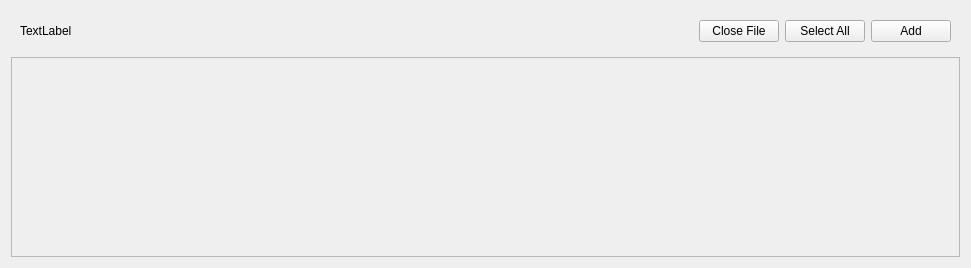
Before: the Qt Designer form ui_files/PDFArea.ui in StevenSong-sTs/PDF-Tailor, drawn with Qt 5.
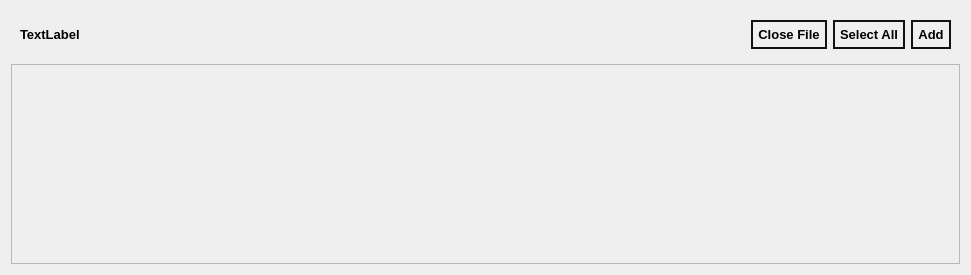
After: the same form once the commit is applied.

Patch:
```diff
--- a/ui_files/PDFArea.ui
+++ b/ui_files/PDFArea.ui
@@ -34,6 +34,12 @@
      <layout class="QHBoxLayout" name="horizontalLayout">
       <item>
        <widget class="QLabel" name="filenameLabel">
+        <property name="font">
+         <font>
+          <pointsize>10</pointsize>
+          <bold>true</bold>
+         </font>
+        </property>
         <property name="text">
          <string>TextLabel</string>
         </property>
@@ -54,6 +60,19 @@
       </item>
       <item>
        <widget class="QPushButton" name="closeButton">
+        <property name="font">
+         <font>
+          <pointsize>10</pointsize>
+          <bold>true</bold>
+         </font>
+        </property>
+        <property name="styleSheet">
+         <string notr="true">QPushButton {
+    border: 2px solid rgb(18, 18, 18);
+    border-radius: 15px;
+    padding: 5px;
+}</string>
+        </property>
         <property name="text">
          <string>Close File</string>
         </property>
@@ -61,6 +80,19 @@
       </item>
       <item>
        <widget class="QPushButton" name="selectButton">
+        <property name="font">
+         <font>
+          <pointsize>10</pointsize>
+          <bold>true</bold>
+         </font>
+        </property>
+        <property name="styleSheet">
+         <string notr="true">QPushButton {
+    border: 2px solid rgb(18, 18, 18);
+    border-radius: 15px;
+    padding: 5px;
+}</string>
+        </property>
         <property name="text">
          <string>Select All</string>
         </property>
@@ -68,6 +100,19 @@
       </item>
       <item>
        <widget class="QPushButton" name="addButton">
+        <property name="font">
+         <font>
+          <pointsize>10</pointsize>
+          <bold>true</bold>
+         </font>
+        </property>
+        <property name="styleSheet">
+         <string notr="true">QPushButton {
+    border: 2px solid rgb(18, 18, 18);
+    border-radius: 15px;
+    padding: 5px;
+}</string>
+        </property>
         <property name="text">
          <string>Add</string>
         </property>
```
